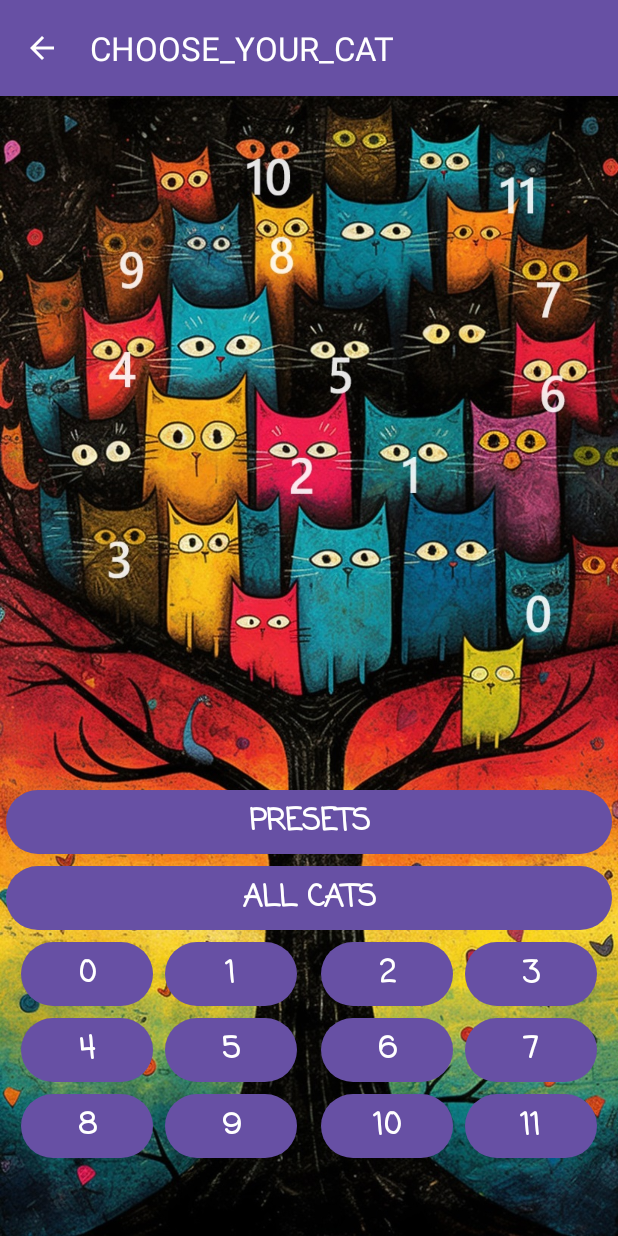
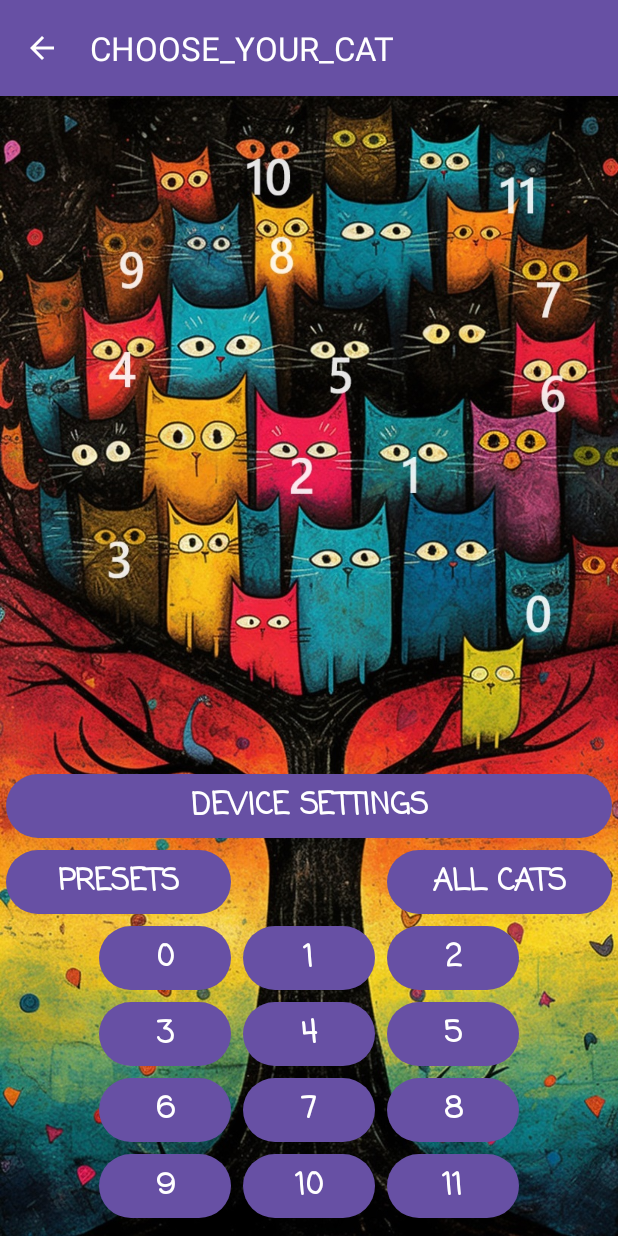
Before and after one commit to avburmel/DIGITART, an Android app: the ImageActivity screen opened directly, with no data from a screen before it, on a phone screen of 412 x 824 dp. Run offline under Robolectric (Android 15) with nearby library versions, the phone set to English and light mode, and no system bars.

Commit message:
add activity for common settings, change image activity view

```diff
--- a/android/src/main/AndroidManifest.xml
+++ b/android/src/main/AndroidManifest.xml
@@ -22,6 +22,9 @@
         android:theme="@style/Theme.DIGITART"
         tools:targetApi="31">
         <activity
+            android:name=".CommonSettingsActivity"
+            android:exported="false" />
+        <activity
             android:name=".ImageActivity"
             android:exported="false"
             android:screenOrientation="portrait" />
@@ -32,8 +35,7 @@
         <activity
             android:name=".MainActivity"
             android:exported="true"
-            android:screenOrientation="portrait" >
-
+            android:screenOrientation="portrait">
             <intent-filter>
                 <action android:name="android.intent.action.MAIN" />
 
--- a/android/src/main/java/com/example/digitart/MainActivity.java
+++ b/android/src/main/java/com/example/digitart/MainActivity.java
@@ -28,6 +28,7 @@ public class MainActivity extends AppCompatActivity {
             }
         };
 
+        shouldShowRequestPermissionRationale(android.Manifest.permission.BLUETOOTH_CONNECT);
         ActivityCompat.requestPermissions(this, new String[]{android.Manifest.permission.BLUETOOTH_CONNECT}, PackageManager.PERMISSION_GRANTED);
         BluetoothDeviceAdapter adapter = new BluetoothDeviceAdapter(this, stateClickListener);
         if (adapter.getItemCount() > 0) {
--- a/android/src/main/res/layout/activity_image.xml
+++ b/android/src/main/res/layout/activity_image.xml
@@ -25,22 +25,37 @@
         app:layout_constraintTop_toBottomOf="@+id/toolbar_image">
 
         <Button
+            android:id="@+id/button_settings"
+            android:layout_width="match_parent"
+            android:layout_height="wrap_content"
+            android:layout_above="@+id/button_presets"
+            android:layout_marginLeft="4dp"
+            android:layout_marginRight="4dp"
+            android:fontFamily="casual"
+            android:onClick="openCommonSettingsActivity"
+            android:text="DEVICE SETTINGS"
+            android:textSize="20sp"
+            android:textStyle="bold" />
+
+        <Button
             android:id="@+id/button_presets"
             android:layout_width="match_parent"
             android:layout_height="wrap_content"
-            android:layout_above="@+id/button_all"
+            android:layout_above="@+id/button1"
+            android:layout_toLeftOf="@id/button1"
             android:layout_marginLeft="4dp"
             android:layout_marginRight="4dp"
             android:fontFamily="casual"
-            android:textStyle="bold"
+            android:text="PRESETS"
             android:textSize="20sp"
-            android:text="PRESETS" />
+            android:textStyle="bold" />
 
         <Button
             android:id="@+id/button_all"
             android:layout_width="match_parent"
             android:layout_height="wrap_content"
-            android:layout_above="@+id/button3"
+            android:layout_above="@+id/button1"
+            android:layout_toRightOf="@id/button1"
             android:layout_marginLeft="4dp"
             android:layout_marginRight="4dp"
             android:fontFamily="casual"
@@ -49,23 +64,14 @@
             android:textSize="20sp"
             android:text="ALL CATS" />
 
-        <TextView
-            android:id="@+id/crutch"
-            android:layout_width="wrap_content"
-            android:layout_height="wrap_content"
-            android:layout_marginLeft="4dp"
-            android:layout_marginRight="4dp"
-            android:visibility="invisible"
-            android:layout_centerHorizontal="true" />
-
         <Button
             android:id="@+id/button2"
             android:layout_width="wrap_content"
             android:layout_height="wrap_content"
-            android:layout_above="@+id/button6"
+            android:layout_above="@+id/button3"
             android:layout_marginLeft="4dp"
             android:layout_marginRight="4dp"
-            android:layout_toEndOf="@+id/crutch"
+            android:layout_toEndOf="@id/button4"
             android:onClick="onClickButton"
             android:fontFamily="casual"
             android:textStyle="bold"
@@ -76,10 +82,10 @@
             android:id="@+id/button1"
             android:layout_width="wrap_content"
             android:layout_height="wrap_content"
-            android:layout_above="@+id/button5"
+            android:layout_above="@+id/button4"
             android:layout_marginLeft="4dp"
             android:layout_marginRight="4dp"
-            android:layout_toStartOf="@id/crutch"
+            android:layout_centerHorizontal="true"
             android:onClick="onClickButton"
             android:fontFamily="casual"
             android:textStyle="bold"
@@ -92,6 +98,7 @@
             android:layout_height="wrap_content"
             android:layout_above="@+id/button4"
             android:layout_toStartOf="@id/button1"
+            android:layout_marginLeft="4dp"
             android:layout_marginRight="4dp"
             android:onClick="onClickButton"
             android:fontFamily="casual"
@@ -104,8 +111,9 @@
             android:layout_width="wrap_content"
             android:layout_height="wrap_content"
             android:layout_above="@+id/button7"
-            android:layout_toEndOf="@id/button2"
+            android:layout_toStartOf="@id/button4"
             android:layout_marginLeft="4dp"
+            android:layout_marginRight="4dp"
             android:onClick="onClickButton"
             android:fontFamily="casual"
             android:textStyle="bold"
@@ -113,12 +121,42 @@
             android:text="3" />
 
         <Button
+            android:id="@+id/button4"
+            android:layout_width="wrap_content"
+            android:layout_height="wrap_content"
+            android:layout_above="@+id/button7"
+            android:layout_centerHorizontal="true"
+            android:layout_marginLeft="4dp"
+            android:layout_marginRight="4dp"
+            android:onClick="onClickButton"
+            android:fontFamily="casual"
+            android:textStyle="bold"
+            android:textSize="20sp"
+            android:text="4" />
+
+        <Button
+            android:id="@+id/button5"
+            android:layout_width="wrap_content"
+            android:layout_height="wrap_content"
+            android:layout_above="@+id/button7"
+            android:layout_marginLeft="4dp"
+            android:layout_marginRight="4dp"
+            android:layout_toEndOf="@+id/button4"
+            android:onClick="onClickButton"
+            android:fontFamily="casual"
+            android:textStyle="bold"
+            android:textSize="20sp"
+            android:text="5" />
+
+
+        <Button
             android:id="@+id/button7"
             android:layout_width="wrap_content"
             android:layout_height="wrap_content"
-            android:layout_above="@+id/button8"
-            android:layout_toEndOf="@id/button6"
+            android:layout_above="@+id/button10"
+            android:layout_centerHorizontal="true"
             android:layout_marginLeft="4dp"
+            android:layout_marginRight="4dp"
             android:onClick="onClickButton"
             android:fontFamily="casual"
             android:textStyle="bold"
@@ -132,7 +170,7 @@
             android:layout_above="@+id/button10"
             android:layout_marginLeft="4dp"
             android:layout_marginRight="4dp"
-            android:layout_toEndOf="@+id/crutch"
+            android:layout_toStartOf="@+id/button7"
             android:onClick="onClickButton"
             android:fontFamily="casual"
             android:textStyle="bold"
@@ -140,31 +178,18 @@
             android:text="6" />
 
         <Button
-            android:id="@+id/button5"
+            android:id="@+id/button8"
             android:layout_width="wrap_content"
             android:layout_height="wrap_content"
-            android:layout_above="@+id/button9"
+            android:layout_above="@+id/button10"
+            android:layout_toEndOf="@id/button7"
             android:layout_marginLeft="4dp"
-            android:layout_marginRight="4dp"
-            android:layout_toStartOf="@+id/crutch"
-            android:onClick="onClickButton"
-            android:fontFamily="casual"
-            android:textStyle="bold"
-            android:textSize="20sp"
-            android:text="5" />
-
-        <Button
-            android:id="@+id/button4"
-            android:layout_width="wrap_content"
-            android:layout_height="wrap_content"
-            android:layout_above="@+id/button8"
-            android:layout_toStartOf="@+id/button5"
             android:layout_marginRight="4dp"
             android:onClick="onClickButton"
             android:fontFamily="casual"
             android:textStyle="bold"
             android:textSize="20sp"
-            android:text="4" />
+            android:text="8" />
 
         <Button
             android:id="@+id/button11"
@@ -173,7 +198,8 @@
             android:layout_toEndOf="@+id/button10"
             android:layout_alignParentBottom="true"
             android:layout_marginLeft="4dp"
-            android:layout_marginBottom="48dp"
+            android:layout_marginRight="4dp"
+            android:layout_marginBottom="8dp"
             android:onClick="onClickButton"
             android:fontFamily="casual"
             android:textStyle="bold"
@@ -185,10 +211,10 @@
             android:layout_width="wrap_content"
             android:layout_height="wrap_content"
             android:layout_alignParentBottom="true"
+            android:layout_centerHorizontal="true"
             android:layout_marginLeft="4dp"
             android:layout_marginRight="4dp"
-            android:layout_marginBottom="48dp"
-            android:layout_toEndOf="@+id/crutch"
+            android:layout_marginBottom="8dp"
             android:onClick="onClickButton"
             android:fontFamily="casual"
             android:textStyle="bold"
@@ -202,28 +228,14 @@
             android:layout_alignParentBottom="true"
             android:layout_marginLeft="4dp"
             android:layout_marginRight="4dp"
-            android:layout_marginBottom="48dp"
-            android:layout_toStartOf="@id/crutch"
+            android:layout_marginBottom="8dp"
+            android:layout_toStartOf="@id/button10"
             android:onClick="onClickButton"
             android:fontFamily="casual"
             android:textStyle="bold"
             android:textSize="20sp"
             android:text="9" />
 
-        <Button
-            android:id="@+id/button8"
-            android:layout_width="wrap_content"
-            android:layout_height="wrap_content"
-            android:layout_alignParentBottom="true"
-            android:layout_toStartOf="@id/button9"
-            android:layout_marginRight="4dp"
-            android:layout_marginBottom="48dp"
-            android:onClick="onClickButton"
-            android:fontFamily="casual"
-            android:textStyle="bold"
-            android:textSize="20sp"
-            android:text="8" />
-
     </RelativeLayout>
 
 </androidx.constraintlayout.widget.ConstraintLayout>
--- a/android/src/main/res/layout/activity_settings.xml
+++ b/android/src/main/res/layout/activity_settings.xml
@@ -138,7 +138,8 @@
                     android:text="SAVE"
                     android:textSize="20sp"
                     android:layout_marginLeft="4dp"
-                    android:layout_marginRight="4dp" />
+                    android:layout_marginRight="4dp"
+                    android:layout_marginBottom="8dp" />
 
         </RelativeLayout>
 
--- a/android/src/main/res/layout/list_item.xml
+++ b/android/src/main/res/layout/list_item.xml
@@ -3,8 +3,7 @@
     xmlns:android="http://schemas.android.com/apk/res/android"
     xmlns:app="http://schemas.android.com/apk/res-auto"
     android:layout_width="match_parent"
-    android:layout_height="wrap_content"
-    android:background="#7FC0C0C0">
+    android:layout_height="wrap_content" >
 
     <TextView
         android:id="@+id/name"
@@ -13,6 +12,7 @@
         android:text="name"
         android:fontFamily="casual"
         android:textStyle="bold"
+        android:background="#7FC0C0C0"
         android:textColor="#FF6750A4"
         android:textSize="20sp"
         app:layout_constraintBottom_toTopOf="@+id/mac"
@@ -27,6 +27,7 @@
         android:layout_marginBottom="16dp"
         android:fontFamily="casual"
         android:textStyle="bold"
+        android:background="#7FC0C0C0"
         android:textColor="#FF6750A4"
         android:textSize="16sp"
         android:text="mac"
```
Also changed, not shown: android/src/main/java/com/example/digitart/CommonSettingsActivity.java (added, +123 -0 lines), android/src/main/java/com/example/digitart/ImageActivity.java (+6 -1 lines), android/src/main/java/com/example/digitart/SettingsActivity.java (+19 -20 lines), android/src/main/res/layout/activity_common_settings.xml (added, +179 -0 lines).
